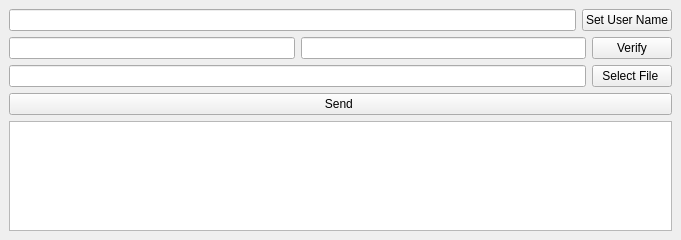
First picture: the form in sender/transmitter_UI.ui, repository BasilMVarghese/p2psend, before the edit.
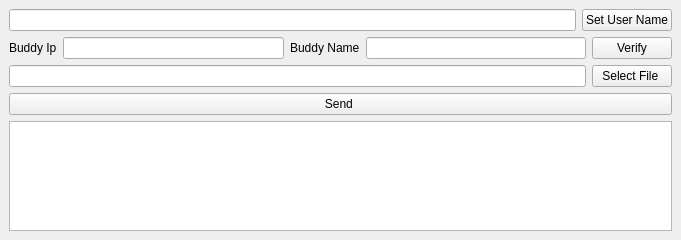
Second picture: the form after the edit.

Commit message: Added the labels in sender ui

```diff
--- a/sender/transmitter_UI.ui
+++ b/sender/transmitter_UI.ui
@@ -33,9 +33,23 @@
       </item>
       <item>
        <layout class="QHBoxLayout" name="horizontalLayout_3">
+        <item>
+         <widget class="QLabel" name="label">
+          <property name="text">
+           <string>Buddy Ip</string>
+          </property>
+         </widget>
+        </item>
         <item>
          <widget class="QLineEdit" name="BuddyIp"/>
         </item>
+        <item>
+         <widget class="QLabel" name="label_2">
+          <property name="text">
+           <string>Buddy Name</string>
+          </property>
+         </widget>
+        </item>
         <item>
          <widget class="QLineEdit" name="BuddyName"/>
         </item>
```
The commit also changes 6 other files.
